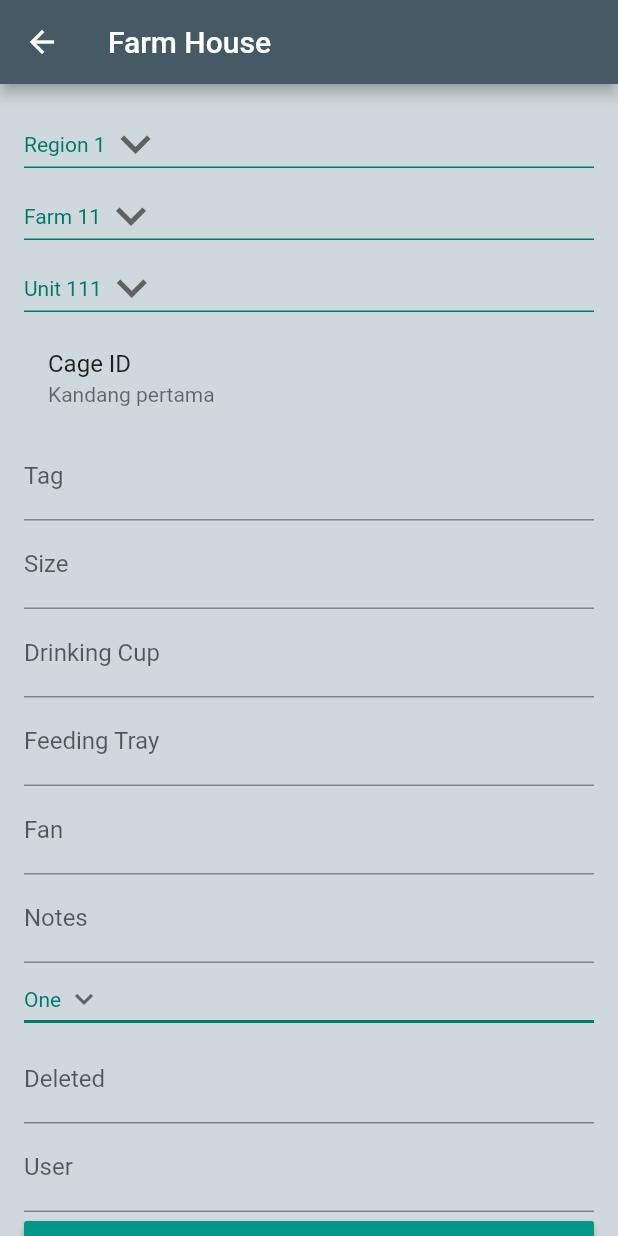
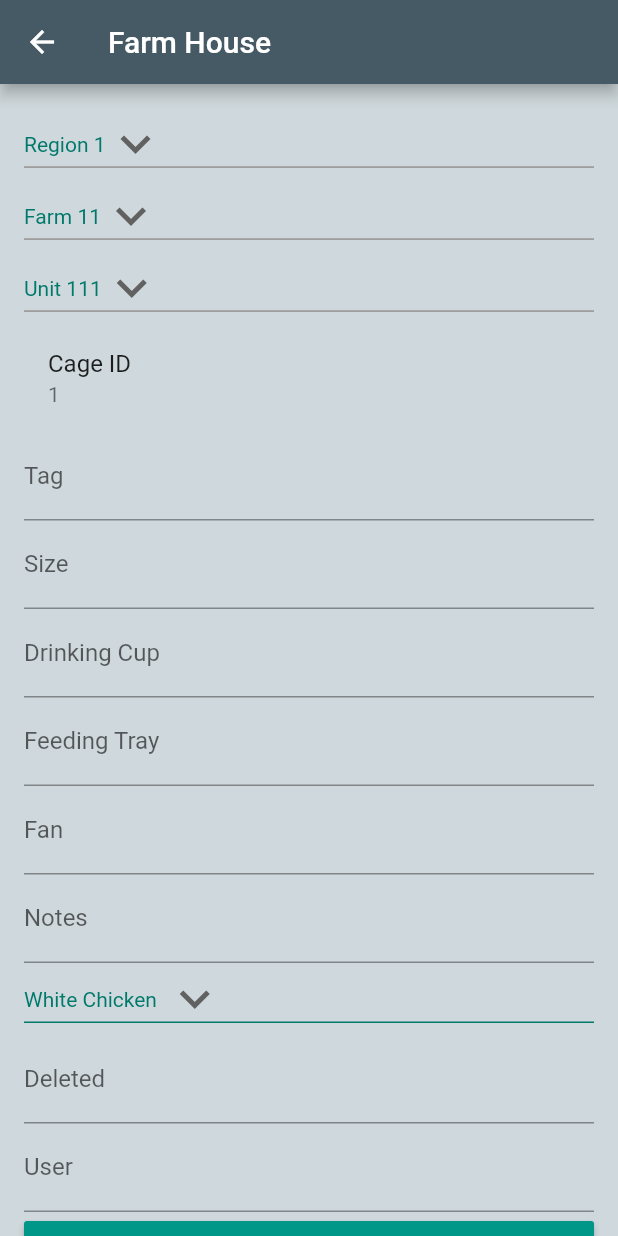
Before and after one commit to Bram-Putra/farm_app, a Flutter app: the CageMasterList screen opened directly, after a tap on an icon or button, on a phone screen of 412 x 824 dp. Run offline on Flutter 3.47's test engine with Material 2 defaults, Android fonts, the light colour scheme and no system bars; our stand-ins replace convex_bottom_bar, flutter_slidable, rflutter_alert; accounts and stored records are empty.

Commit message:
Update for Cage

```diff
--- /dev/null
+++ b/lib/controller/cage_detail_controller.dart
@@ -0,0 +1,9 @@
+import 'package:flutter/cupertino.dart';
+import 'package:farmapp/podo/cage.dart';
+
+class CageDetailController {
+  //TODO: [Mr. I] please add the save command here:
+  void saveCage(BuildContext context, Cage cage) {
+
+  }
+}
--- a/lib/controller/cage_master_list_controller.dart
+++ b/lib/controller/cage_master_list_controller.dart
@@ -3,14 +3,16 @@ import 'package:flutter/cupertino.dart';
 import 'package:flutter/material.dart';
 
 class CageMasterListController {
+
+  //TODO: [Mr. I] populate Cage here:
   Cage _cage1 = Cage();
   Cage _cage2 = Cage();
   Cage _cage3 = Cage();
   Cage _cage4 = Cage();
   List<Cage> _listCage = [];
 
-  //TODO: [Bram] populate Cage here:
   CageMasterListController() {
+    //TODO: [Mr. I] dummy data:
     _cage1.cageId = 1;
     _cage1.notes = 'Kandang pertama';
     _cage2.cageId = 2;
--- /dev/null
+++ b/lib/controller/livestock_type_controller.dart
@@ -0,0 +1,27 @@
+import 'package:farmapp/podo/livestock_type.dart';
+
+class LivestockTypeController {
+  //TODO: [Mr. I] please populate LivestockType here:
+  List<LivestockType> _listLivestockType = [];
+  LivestockType _livestockType1;
+  LivestockType _livestockType2;
+  LivestockType _livestockType3;
+  LivestockType _livestockType4;
+
+  LivestockTypeController() {
+    //TODO: [Mr. I] I use this as dummy data for LivestockType, please amend accordingly:
+    _livestockType1 = LivestockType(livestockId: 1, livestockName: 'White Chicken', deleted: false);
+    _livestockType2 = LivestockType(livestockId: 2, livestockName: 'Red Chicken', deleted: false);
+    _livestockType3 = LivestockType(livestockId: 3, livestockName: 'Yellow Chicken', deleted: false);
+    _livestockType4 = LivestockType(livestockId: 4, livestockName: 'Blue Chicken', deleted: false);
+    _listLivestockType = [_livestockType1, _livestockType2, _livestockType3, _livestockType4];
+  }
+
+  List<LivestockType> getListLivestockType() {
+    return _listLivestockType;
+  }
+
+  LivestockType getLivestockType(int index) {
+    return _listLivestockType[index];
+  }
+}
--- a/lib/podo/cage.dart
+++ b/lib/podo/cage.dart
@@ -1,15 +1,18 @@
+import 'package:farmapp/podo/group_category.dart';
+import 'package:farmapp/podo/livestock_type.dart';
+
 class Cage {
   int cageId;
   String tag;
-  String region;
-  String farm;
-  String unit;
+  GroupCategory region;
+  GroupCategory farm;
+  GroupCategory unit;
   double size;
   int drinkingCup;
   int feedingTray;
   int fan;
   String notes;
-  String livestockType;
+  LivestockType livestockType;
   bool deleted;
   String user;
 }
--- a/lib/podo/livestock_type.dart
+++ b/lib/podo/livestock_type.dart
@@ -3,4 +3,6 @@ class LivestockType {
   String livestockName;
   String notes;
   bool deleted;
+
+  LivestockType({this.livestockId, this.livestockName, this.notes, this.deleted});
 }
--- a/lib/widget/cage_detail_widget.dart
+++ b/lib/widget/cage_detail_widget.dart
@@ -1,9 +1,9 @@
 import 'package:farmapp/controller/main_controller.dart';
+import 'package:farmapp/controller/cage_detail_controller.dart';
 import 'package:farmapp/podo/cage.dart';
 import 'package:farmapp/widget/group_category_dropdown_widget.dart';
 import 'package:flutter/material.dart';
-import 'package:rflutter_alert/rflutter_alert.dart';
-import 'livestock_type_dropdownbutton_widget.dart';
+import 'livestock_type_dropdown_widget.dart';
 
 class CageDetail extends StatefulWidget {
   final Cage cage;
@@ -14,6 +14,7 @@ class CageDetail extends StatefulWidget {
 
 class _CageDetailState extends State<CageDetail> {
   MainController mainController = MainController();
+  CageDetailController _cageDetailController = CageDetailController();
 
   final tc1 = TextEditingController();
   final tc2 = TextEditingController();
@@ -29,35 +30,50 @@ class _CageDetailState extends State<CageDetail> {
   final tc12 = TextEditingController();
   final tc13 = TextEditingController();
 
-  void tertekan() {
-    setState(() {
-      Alert(
-        context: context,
-        title: 'Notice',
-        desc: tc1.text +
-            tc2.text +
-            tc3.text +
-            tc4.text +
-            tc5.text +
-            tc6.text +
-            tc7.text +
-            tc8.text +
-            tc9.text +
-            tc10.text +
-            tc11.text +
-            tc12.text +
-            tc13.text,
-      ).show();
+  void _save() {
+    bool confirmSave = false;
+    showDialog(
+      context: context,
+      builder: (context) => AlertDialog(
+        title: Text('Save'),
+        content: Text('Save data?'),
+        actions: <Widget>[
+          FlatButton(
+              onPressed: () => Navigator.of(context).pop(true),
+              child: Text('Confirm')),
+          FlatButton(
+              onPressed: () => Navigator.of(context).pop(false),
+              child: Text('Cancel')),
+        ],
+      ),
+    ).then((value) {
+      confirmSave = value;
+      if (confirmSave) {
+        //TODO: [Mr. I] please add the save command here:
+        Cage cage = Cage();
+        _cageDetailController.saveCage(context, cage);
+        setState(() {
+        });
+      }
     });
   }
 
   @override
   Widget build(BuildContext context) {
-    Cage c;
+    Cage cageLocal;
     if (widget.cage == null) {
-      c = Cage();
+      cageLocal = Cage();
+      cageLocal.cageId = null;
+      cageLocal.tag = '';
+      cageLocal.size = 0.0;
+      cageLocal.drinkingCup = 0;
+      cageLocal.feedingTray = 0;
+      cageLocal.fan = 0;
+      cageLocal.notes = '';
+      cageLocal.deleted = false;
+      cageLocal.user = '';
     } else {
-      c = widget.cage;
+      cageLocal = widget.cage;
     }
     return Scaffold(
       appBar: AppBar(
@@ -72,7 +88,7 @@ class _CageDetailState extends State<CageDetail> {
             GroupCategoryDropdown(),
             ListTile(
               title: Text('Cage ID'),
-              subtitle: Text(c.notes),
+              subtitle: Text(cageLocal.cageId.toString()),
             ),
             TextFormField(
               decoration: InputDecoration(labelText: 'Tag'),
@@ -98,7 +114,7 @@ class _CageDetailState extends State<CageDetail> {
               decoration: InputDecoration(labelText: 'Notes'),
               controller: tc10,
             ),
-            LivestockTypeDropdownButton(),
+            LivestockTypeDropdown(),
             TextFormField(
               decoration: InputDecoration(labelText: 'Deleted'),
               controller: tc12,
@@ -109,7 +125,7 @@ class _CageDetailState extends State<CageDetail> {
             ),
             RaisedButton(
               onPressed: () {
-                tertekan();
+                _save();
               },
               color: Colors.teal,
               child: Text('Save'),
--- a/lib/widget/cage_master_list_widget.dart
+++ b/lib/widget/cage_master_list_widget.dart
@@ -40,7 +40,13 @@ class _CageMasterListState extends State<CageMasterList> {
 
   @override
   Widget build(BuildContext context) {
-    return ListView.builder(
+    return Scaffold(
+      floatingActionButton: FloatingActionButton(
+        child: Icon(Icons.add),
+        backgroundColor: const Color(0xFF455A64),
+        onPressed: (){_callCageDetail(null);},
+      ),
+      body: ListView.builder(
         itemCount: cmlController.getListSize(),
         itemBuilder: (context, index) {
           int cageId = cmlController.getCageId(index);
@@ -76,6 +82,7 @@ class _CageMasterListState extends State<CageMasterList> {
             ],
           );
         },
+      ),
     );
   }
 
--- a/lib/widget/group_category_dropdown_widget.dart
+++ b/lib/widget/group_category_dropdown_widget.dart
@@ -46,8 +46,8 @@ class _GroupCategoryDropdownState extends State<GroupCategoryDropdown> {
                 elevation: 16,
                 style: TextStyle(color: const Color(0xFF00796B)),
                 underline: Container(
-                  height: 1,
-                  color: const Color(0xFF00796B),
+                  height: 1.2,
+                  color: const Color(0xFF9E9E9E),
                 ),
                 onChanged: (GroupCategory newValue) {
                   updateDropdownButton(newValue, null, null);
@@ -74,8 +74,8 @@ class _GroupCategoryDropdownState extends State<GroupCategoryDropdown> {
                 elevation: 16,
                 style: TextStyle(color: const Color(0xFF00796B)),
                 underline: Container(
-                  height: 1,
-                  color: const Color(0xFF00796B),
+                  height: 1.2,
+                  color: const Color(0xFF9E9E9E),
                 ),
                 onChanged: (GroupCategory newValue) {
                   updateDropdownButton(null, newValue, null);
@@ -102,8 +102,8 @@ class _GroupCategoryDropdownState extends State<GroupCategoryDropdown> {
                 elevation: 16,
                 style: TextStyle(color: const Color(0xFF00796B)),
                 underline: Container(
-                  height: 1,
-                  color: const Color(0xFF00796B),
+                  height: 1.2,
+                  color: const Color(0xFF9E9E9E),
                 ),
                 onChanged: (GroupCategory newValue) {
                   updateDropdownButton(null, null, newValue);
--- /dev/null
+++ b/lib/widget/livestock_type_dropdown_widget.dart
@@ -0,0 +1,52 @@
+import 'package:farmapp/podo/livestock_type.dart';
+import 'package:flutter/material.dart';
+import 'package:farmapp/controller/livestock_type_controller.dart';
+
+class LivestockTypeDropdown extends StatefulWidget {
+  LivestockTypeDropdown({Key key}) : super(key: key);
+
+  @override
+  _LivestockTypeDropdownState createState() => _LivestockTypeDropdownState();
+}
+
+class _LivestockTypeDropdownState extends State<LivestockTypeDropdown> {
+  static LivestockTypeController livestockTypeController = LivestockTypeController();
+  LivestockType livestockTypeValue = livestockTypeController.getLivestockType(0);
+
+  void updateDropdownButton(LivestockType livestock) {
+    setState(() {
+      livestockTypeValue = livestock;
+    });
+  }
+
+  @override
+  Widget build(BuildContext context) {
+    return Row(
+      children: <Widget>[
+        Expanded(
+          child: DropdownButton<LivestockType>(
+            value: livestockTypeValue,
+            icon: Icon(Icons.expand_more),
+            iconSize: 40,
+            elevation: 16,
+            style: TextStyle(color: const Color(0xFF00796B)),
+            underline: Container(
+              height: 1,
+              color: const Color(0xFF00796B),
+            ),
+            onChanged: (LivestockType newValue) {
+              updateDropdownButton(newValue);
+            },
+            items: livestockTypeController.getListLivestockType()
+                .map<DropdownMenuItem<LivestockType>>((LivestockType value) {
+              return DropdownMenuItem<LivestockType>(
+                value: value,
+                child: Text(value.livestockName),
+              );
+            }).toList(),
+          ),
+        ),
+      ],
+    );
+  }
+}
--- a/lib/widget/livestock_type_dropdownbutton_widget.dart
+++ /dev/null
@@ -1,41 +0,0 @@
-import 'package:farmapp/podo/livestock_type.dart';
-import 'package:flutter/material.dart';
-
-class LivestockTypeDropdownButton extends StatefulWidget {
-  LivestockTypeDropdownButton({Key key}) : super(key: key);
-
-  @override
-  _LivestockTypeDropdownButtonState createState() => _LivestockTypeDropdownButtonState();
-}
-
-class _LivestockTypeDropdownButtonState extends State<LivestockTypeDropdownButton> {
-  LivestockType livestockType = LivestockType();
-  String dropdownValue = 'One';
-
-  @override
-  Widget build(BuildContext context) {
-    return DropdownButton<String>(
-      value: dropdownValue,
-      icon: Icon(Icons.expand_more),
-      iconSize: 24,
-      elevation: 16,
-      style: TextStyle(color: const Color(0xFF00796B)),
-      underline: Container(
-        height: 2,
-        color: const Color(0xFF00796B),
-      ),
-      onChanged: (String newValue) {
-        setState(() {
-          dropdownValue = newValue;
-        });
-      },
-      items: <String>['One', 'Two', 'Free', 'Four']
-          .map<DropdownMenuItem<String>>((String value) {
-        return DropdownMenuItem<String>(
-          value: value,
-          child: Text(value),
-        );
-      }).toList(),
-    );
-  }
-}
--- a/lib/widget/master_list_widget.dart
+++ b/lib/widget/master_list_widget.dart
@@ -2,6 +2,8 @@ import 'package:farmapp/icon/custom_icon_barn.dart';
 import 'package:flutter/material.dart';
 import 'package:convex_bottom_bar/convex_bottom_bar.dart';
 import 'package:farmapp/controller/master_list_controller.dart';
+import 'package:farmapp/widget/cage_detail_widget.dart';
+import 'package:farmapp/podo/cage.dart';
 
 class MasterList extends StatefulWidget {
   @override
--- a/lib/widget/material_detail_widget.dart
+++ b/lib/widget/material_detail_widget.dart
@@ -3,7 +3,7 @@ import 'package:farmapp/podo/cage.dart';
 import 'package:farmapp/podo/materi.dart';
 import 'package:flutter/material.dart';
 import 'package:rflutter_alert/rflutter_alert.dart';
-import 'livestock_type_dropdownbutton_widget.dart';
+import 'livestock_type_dropdown_widget.dart';
 
 class MaterialDetail extends StatefulWidget {
   final Materi material;
```
Lines whose indentation alone changed are shown as unchanged.
